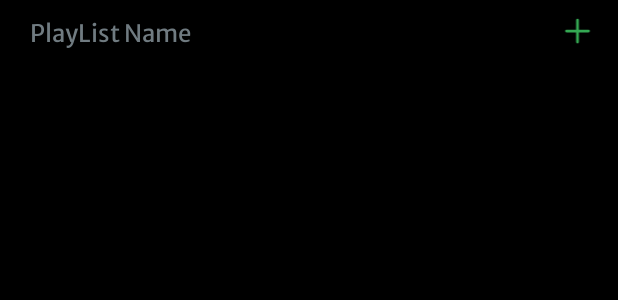
After one commit to harshstr14/Musify, an Android app: the layout item_playlistname.xml on its own in the app's theme, with its tools: preview values and no code run, on a phone screen of 412 x 824 dp. The commit adds this screen. Shown: the top 300 px of the screen. Run offline under Robolectric (Android 15) with nearby library versions, the phone set to English and light mode, and no system bars.

Commit message:
Update new Changes

```diff
--- a/app/src/main/java/com/example/musify/MyPlaylistAdapter.kt
+++ b/app/src/main/java/com/example/musify/MyPlaylistAdapter.kt
@@ -12,7 +12,7 @@ import androidx.recyclerview.widget.RecyclerView
 class MyPlaylistAdapter (private val playlistList: MutableList<PlaylistData>,
                          private val onRenameClick: (PlaylistData) -> Unit,
                          private val onRemoveClick: (PlaylistData) -> Unit)
-    : RecyclerView.Adapter<MyPlaylistAdapter.ViewHolder>(){
+    : RecyclerView.Adapter<MyPlaylistAdapter.ViewHolder>() {
 
     private lateinit var myListener: OnItemClickListener
 
--- /dev/null
+++ b/app/src/main/java/com/example/musify/SongData.kt
@@ -0,0 +1,6 @@
+package com.example.musify
+
+data class SongData(
+    val id: String,
+    val name: String
+)
--- a/app/src/main/res/layout/fragment_my_playlist.xml
+++ b/app/src/main/res/layout/fragment_my_playlist.xml
@@ -106,6 +106,9 @@
             android:orientation="vertical"
             android:paddingBottom="12dp"
             android:visibility="gone"
+            android:overScrollMode="never"
+            android:scrollbars="none"
+            android:nestedScrollingEnabled="false"
             tools:listitem="@layout/item_myplaylist"
             app:layout_constraintStart_toStartOf="parent"
             app:layout_constraintEnd_toEndOf="parent"
--- /dev/null
+++ b/app/src/main/res/layout/item_playlistname.xml
@@ -0,0 +1,33 @@
+<?xml version="1.0" encoding="utf-8"?>
+<androidx.constraintlayout.widget.ConstraintLayout xmlns:android="http://schemas.android.com/apk/res/android"
+    android:layout_width="match_parent"
+    android:layout_height="wrap_content"
+    xmlns:app="http://schemas.android.com/apk/res-auto">
+
+    <TextView
+        android:id="@+id/playListName"
+        android:layout_width="0dp"
+        android:layout_height="wrap_content"
+        android:layout_marginStart="20dp"
+        android:layout_marginEnd="15dp"
+        android:layout_marginTop="8dp"
+        android:fontFamily="@font/merriweathersans_regular"
+        android:text="PlayList Name"
+        android:textColor="#707B81"
+        android:textSize="16sp"
+        app:layout_constraintEnd_toStartOf="@+id/plusIcon"
+        app:layout_constraintStart_toStartOf="parent"
+        app:layout_constraintTop_toTopOf="parent" />
+
+    <androidx.appcompat.widget.AppCompatImageView
+        android:id="@+id/plusIcon"
+        android:layout_width="wrap_content"
+        android:layout_height="wrap_content"
+        android:padding="12dp"
+        app:tint="#34A853"
+        app:srcCompat="@drawable/plus"
+        app:layout_constraintEnd_toEndOf="parent"
+        app:layout_constraintTop_toTopOf="@id/playListName"
+        app:layout_constraintBottom_toBottomOf="@id/playListName"/>
+
+</androidx.constraintlayout.widget.ConstraintLayout>
```
Also changed, not shown: app/src/main/java/com/example/musify/MyPlaylist.kt (+28 -13 lines), app/src/main/java/com/example/musify/MyPlaylistActivity.kt (+3 -5 lines), app/src/main/java/com/example/musify/PlaySong.kt (+104 -7 lines), app/src/main/java/com/example/musify/PlaylistNameAdapter.kt (added, +34 -0 lines), app/src/main/res/layout/activity_play_song.xml (+12 -0 lines), app/src/main/res/layout/playlist_dialog.xml (added, +55 -0 lines), app/src/main/res/drawable/backgroung.png (deleted), app/src/main/res/drawable/bhediya.jpg (deleted), app/src/main/res/drawable/kabir_singh.jpg (deleted).
